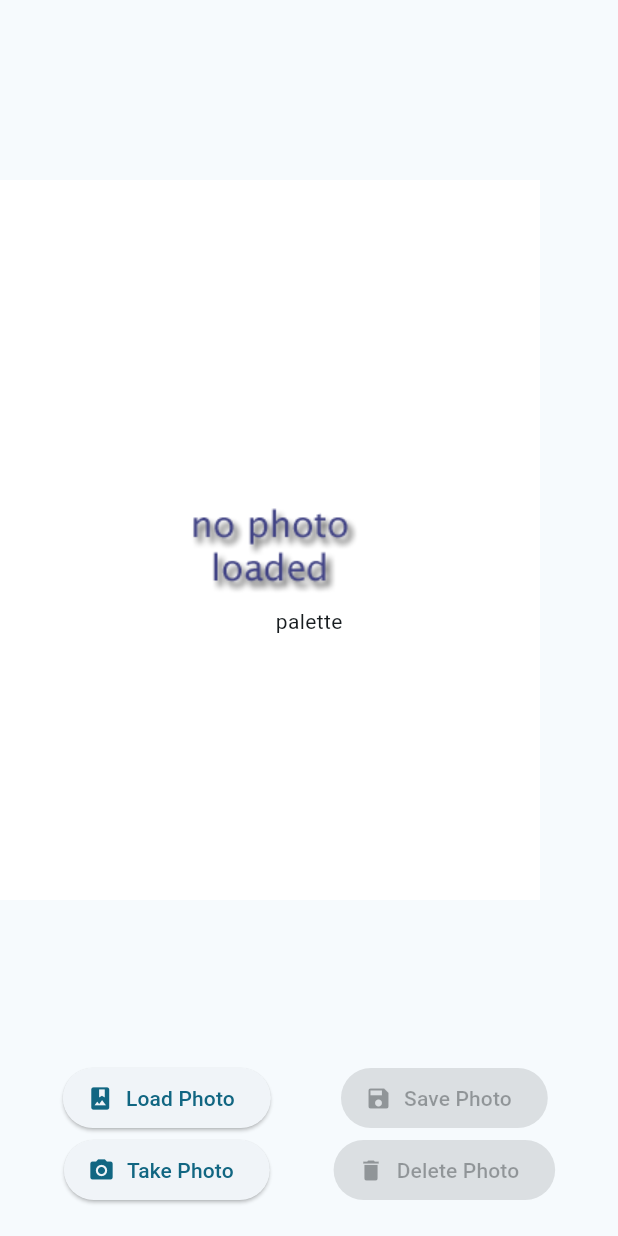
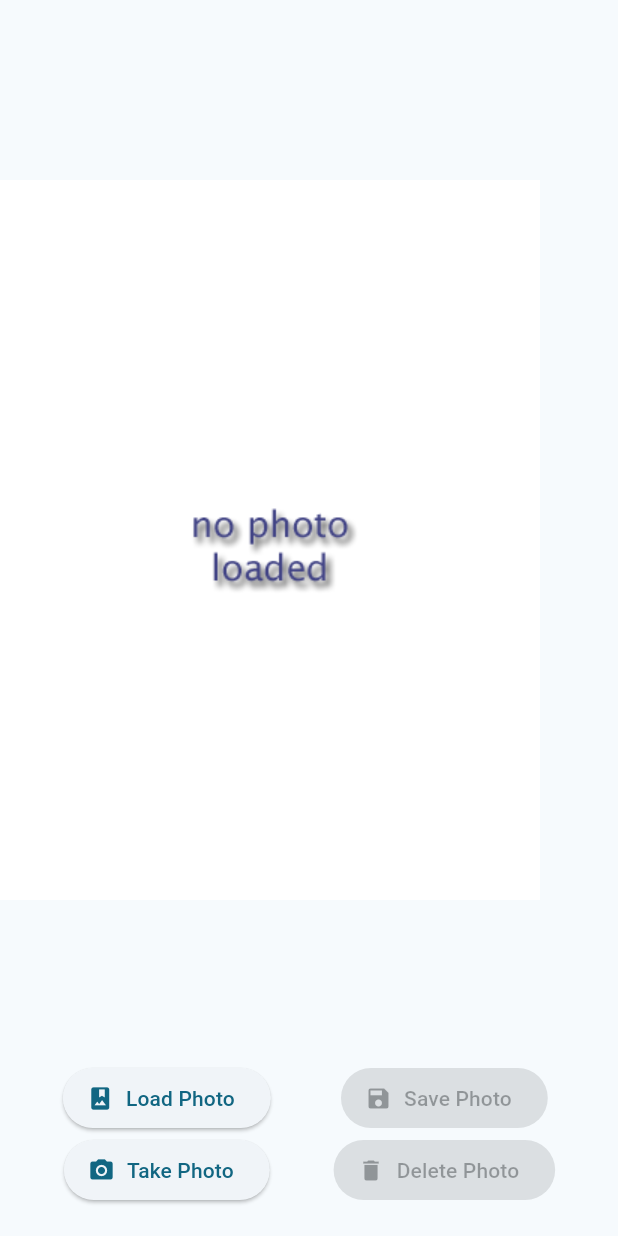
Before and after one commit to Ariel-International/Paint-Scanner, a Flutter app: the screen it shows after launch, on a phone screen of 412 x 824 dp. Run offline on Flutter 3.47's test engine with Material 3 defaults, Android fonts, the phone set to English and light mode, and no system bars; our stand-ins replace camera, google_mobile_ads, image_picker, palette_generator; missing offline and left inert: gal; network calls fail.

Commit message:
palette visibility

```diff
--- a/lib/main.dart
+++ b/lib/main.dart
@@ -158,7 +158,12 @@ class FrontPage extends StatefulWidget {
 }
 
 class _FrontPageState extends State<FrontPage> {
+  bool _palette = false;
+
   void showPalette() {
+    setState(() {
+      _palette = !_palette;
+    });
     const SnackBar(content: Text('palette'));
   }
 
@@ -176,11 +181,44 @@ class _FrontPageState extends State<FrontPage> {
               }
             }),
           ),
-          const Positioned(
-            child: Center(
-              child: SizedBox(
-                height: 100,
-                child: Center(child: Text('palette')),
+          Opacity(
+            opacity: _palette ? 0.5 : 0.0,
+            child: const ModalBarrier(dismissible: false, color: Colors.black),
+          ),
+          Positioned(
+            child: Visibility(
+              visible: _palette,
+              child: Center(
+                child: Container(
+                  width: 300,
+                  height: 300,
+                  decoration: BoxDecoration(
+                    color: Colors.grey[200],
+                    boxShadow: const [
+                      BoxShadow(
+                        color: Colors.black,
+                        offset: Offset(
+                          5.0,
+                          5.0,
+                        ),
+                        blurRadius: 10.0,
+                        spreadRadius: 2.0,
+                      ),
+                      BoxShadow(
+                        color: Colors.white,
+                        offset: Offset(0.0, 0.0),
+                        blurRadius: 0.0,
+                        spreadRadius: 0.0,
+                      ),
+                    ],
+                  ),
+                  child: const Center(
+                    child: SizedBox(
+                      height: 100,
+                      child: Center(child: Text('palette')),
+                    ),
+                  ),
+                ),
               ),
             ),
           ),
@@ -190,7 +228,7 @@ class _FrontPageState extends State<FrontPage> {
           ? null
           : FloatingActionButton(
               onPressed: () {
-                showPalette;
+                showPalette();
               },
               child: const Icon(Icons.palette),
             ),
```
